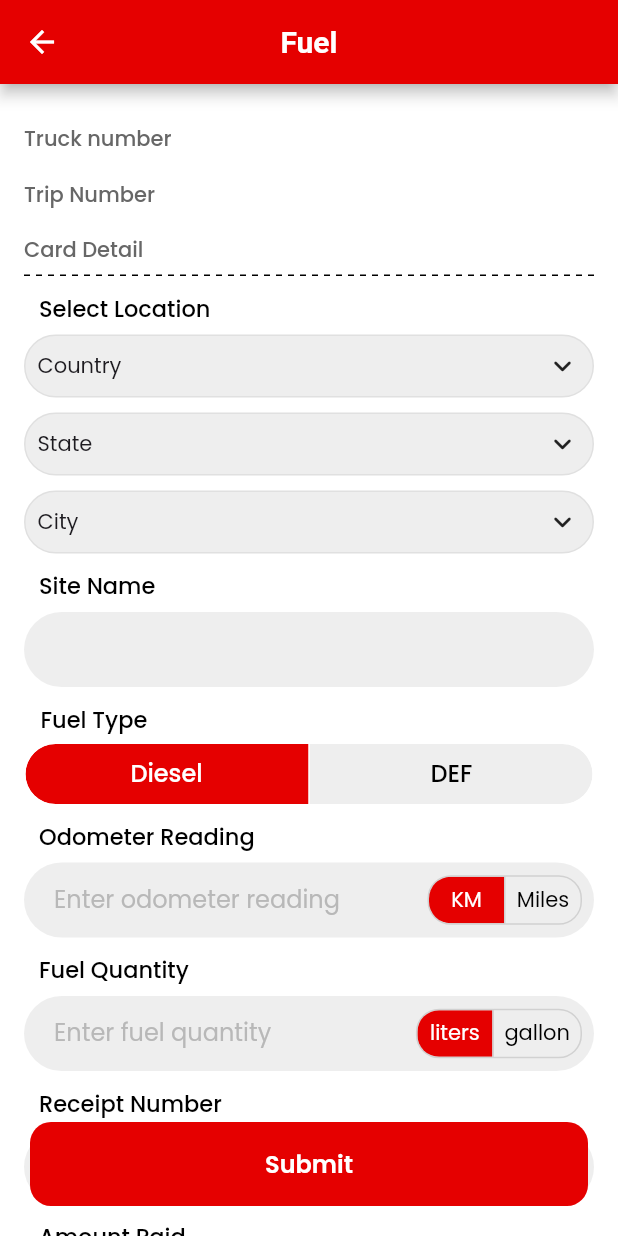
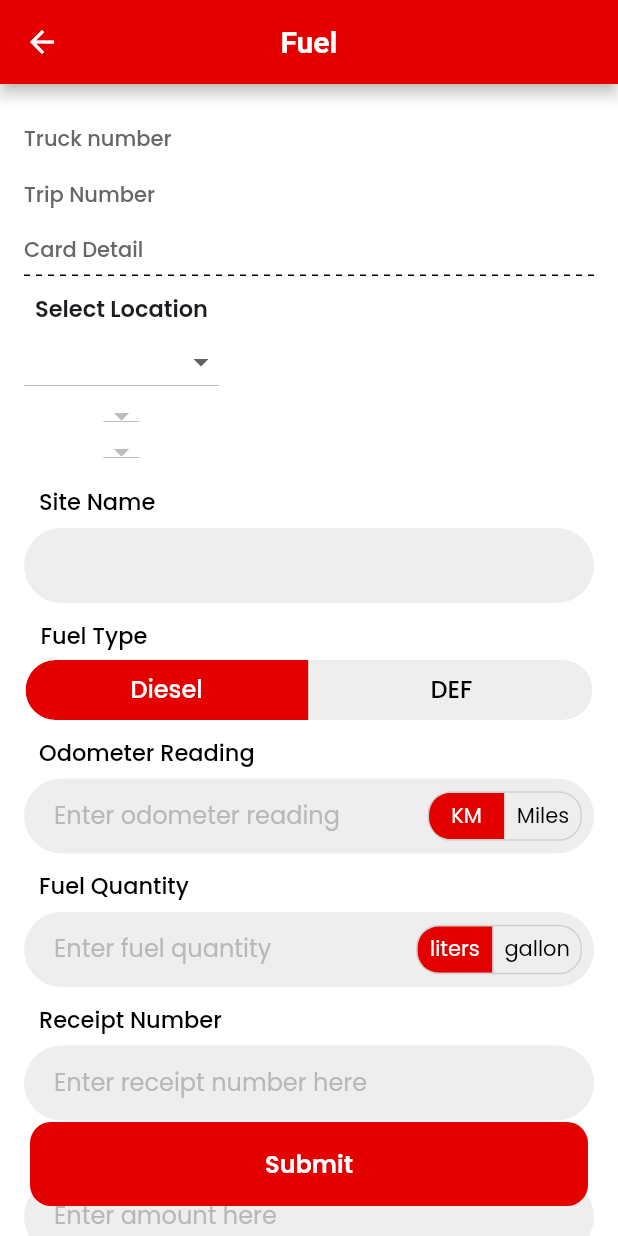
Before and after one commit to PiyushThakur077/Flying-Horse-frontend, a Flutter app: the RefuelView screen opened by its route, on a phone screen of 412 x 824 dp. Run offline on Flutter 3.47's test engine with Material 3 defaults, Android fonts, the phone set to English and light mode, and no system bars; drawn by our look-alikes of csc_picker, dotted_line; our stand-ins replace connectivity_plus, flutter_typeahead, get, get_storage, google_fonts, google_maps_flutter and 1 more; accounts and stored records are empty.

Commit message:
UI fixes and api for fetch location

```diff
--- a/lib/app/modules/refuel/views/refuel_view.dart
+++ b/lib/app/modules/refuel/views/refuel_view.dart
@@ -99,62 +99,62 @@ class RefuelView extends GetView<RefuelController> {
                 SizedBox(
                   height: 10,
                 ),
-            //     Container(
-            //         child: Column(children: [
-            //           Text('Select Location', style: AppTextStyle.semiBoldStyle(fontSize: 15)),
-            //           Obx(() => DropdownButton<String>(
-            //   value: controller.selectedCountry.value.isEmpty
-            //       ? null
-            //       : controller.selectedCountry.value,
-            //   onChanged: (String? newValue) {
-            //     controller.onCountrySelected(newValue);
-            //   },
-            //   items: controller.countryIso2Map.keys
-            //       .map<DropdownMenuItem<String>>((String key) {
-            //     return DropdownMenuItem<String>(
-            //       value: key,
-            //       child: Text(key),
-            //     );
-            //   }).toList(),
-            // )),
-            //     Obx(() => DropdownButton<Province>(
-            //           value: controller.selectedProvince.value.name == null
-            //               ? null
-            //               : controller.selectedProvince.value,
-            //           onChanged: controller.onProvinceSelected,
-            //           items: controller.provinces
-            //               .map<DropdownMenuItem<Province>>((Province value) {
-            //             return DropdownMenuItem<Province>(
-            //               value: value,
-            //               child: Text(value.name ?? ""),
-            //             );
-            //           }).toList(),
-            //         )),
-            //     Obx(() => DropdownButton<Cities>(
-            //           value: controller.selectedCity.value.name == null
-            //               ? null
-            //               : controller.selectedCity.value,
-            //           onChanged: controller.onCitySelected,
-            //           items: (controller.selectedProvince.value.cities ?? [])
-            //               .map<DropdownMenuItem<Cities>>((Cities value) {
-            //             return DropdownMenuItem<Cities>(
-            //               value: value,
-            //               child: Text(value.name ?? ""),
-            //             );
-            //           }).toList(),
-            //         )),
-            //         ],),
-            //     ),
+                Container(
+                    child: Column(children: [
+                      Text('Select Location', style: AppTextStyle.semiBoldStyle(fontSize: 15)),
+                      Obx(() => DropdownButton<String>(
+              value: controller.selectedCountry.value.isEmpty
+                  ? null
+                  : controller.selectedCountry.value,
+              onChanged: (String? newValue) {
+                controller.onCountrySelected(newValue);
+              },
+              items: controller.countryIso2Map.keys
+                  .map<DropdownMenuItem<String>>((String key) {
+                return DropdownMenuItem<String>(
+                  value: key,
+                  child: Text(key),
+                );
+              }).toList(),
+            )),
+                Obx(() => DropdownButton<Province>(
+                      value: controller.selectedProvince.value.name == null
+                          ? null
+                          : controller.selectedProvince.value,
+                      onChanged: controller.onProvinceSelected,
+                      items: controller.provinces
+                          .map<DropdownMenuItem<Province>>((Province value) {
+                        return DropdownMenuItem<Province>(
+                          value: value,
+                          child: Text(value.name ?? ""),
+                        );
+                      }).toList(),
+                    )),
+                Obx(() => DropdownButton<Cities>(
+                      value: controller.selectedCity.value.name == null
+                          ? null
+                          : controller.selectedCity.value,
+                      onChanged: controller.onCitySelected,
+                      items: (controller.selectedProvince.value.cities ?? [])
+                          .map<DropdownMenuItem<Cities>>((Cities value) {
+                        return DropdownMenuItem<Cities>(
+                          value: value,
+                          child: Text(value.name ?? ""),
+                        );
+                      }).toList(),
+                    )),
+                    ],),
+                ),
 
-                CommonTextInput(
-                  labelText: 'Select Location',
-                  hintText: 'Select Country',
-                  isCountryPicker: true,
-                  countryController: controller.countryController,
-                  stateController: controller.stateController,
-                  cityController: controller.cityController,
-                  readOnly: true,
-                ),
+                // CommonTextInput(
+                //   labelText: 'Select Location',
+                //   hintText: 'Select Country',
+                //   isCountryPicker: true,
+                //   countryController: controller.countryController,
+                //   stateController: controller.stateController,
+                //   cityController: controller.cityController,
+                //   readOnly: true,
+                // ),
                 const SizedBox(height: 10),
                 CommonTextInput(
                   labelText: 'Site Name',
```
